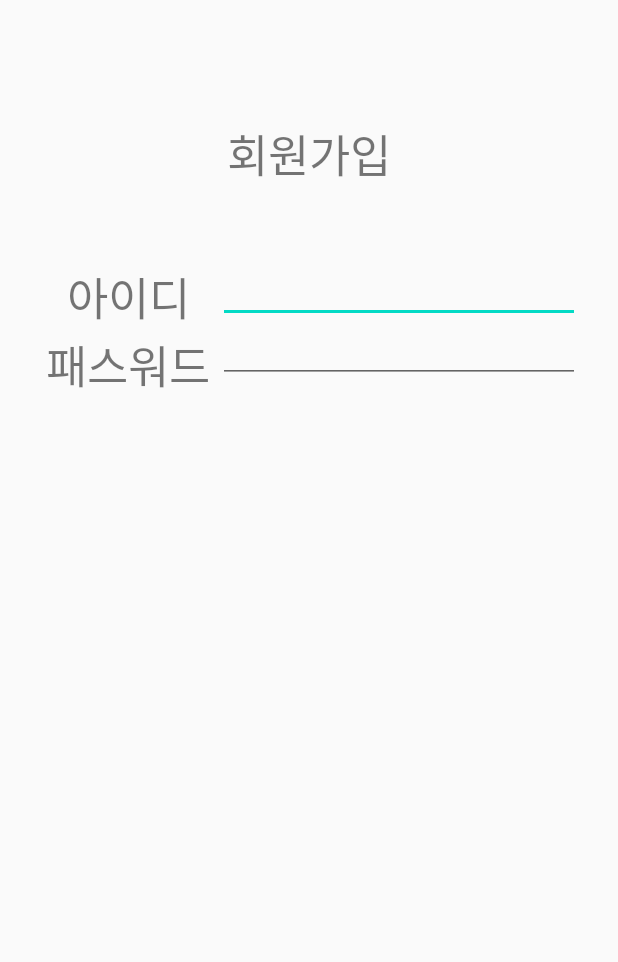
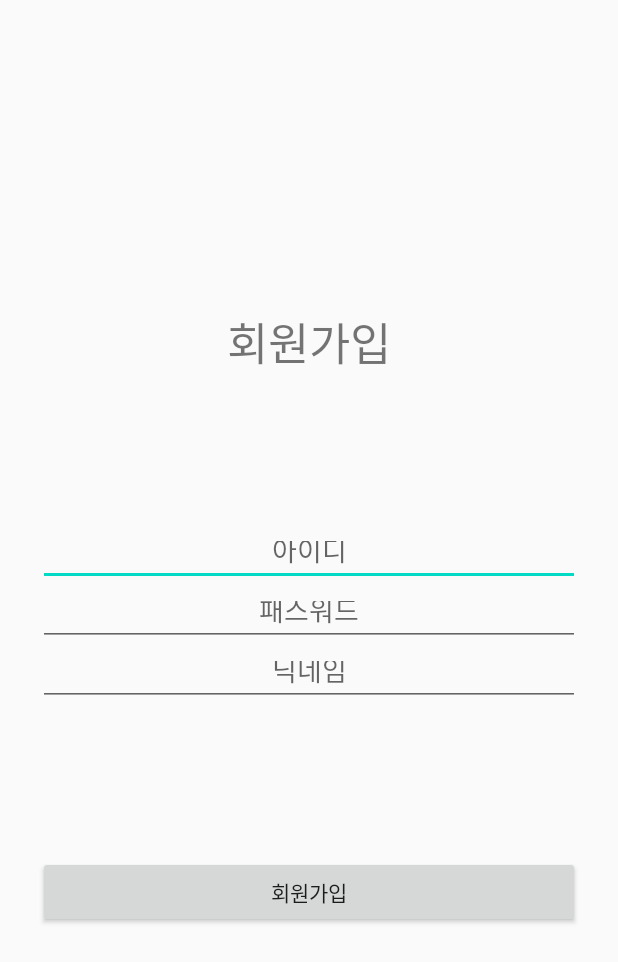
Before and after one commit to bluems/eodiya, an Android app: the signupActivity screen opened directly, with no data from a screen before it, on a phone screen of 412 x 824 dp. Shown: the top 962 px of the screen. Run offline under Robolectric (Android 15) with nearby library versions, the phone set to English and light mode, and no system bars.

Commit message:
회원가입 뷰 추가

```diff
--- a/app/src/main/res/layout/activity_signup.xml
+++ b/app/src/main/res/layout/activity_signup.xml
@@ -15,6 +15,7 @@
         android:layout_marginTop="80dp"
         android:layout_marginEnd="25dp"
         android:layout_marginBottom="80dp"
+        android:gravity="center"
         android:orientation="vertical"
         app:layout_constraintBottom_toBottomOf="parent"
         app:layout_constraintEnd_toEndOf="parent"
@@ -25,65 +26,50 @@
             android:id="@+id/signupTitle"
             android:layout_width="match_parent"
             android:layout_height="wrap_content"
-            android:layout_marginBottom="50dp"
+            android:layout_marginBottom="100dp"
             android:text="@string/signup"
             android:textAlignment="center"
             android:textSize="30sp" />
 
-        <LinearLayout
-            android:layout_width="match_parent"
-            android:layout_height="match_parent"
-            android:orientation="horizontal">
-
-            <LinearLayout
-                android:layout_width="120dp"
-                android:layout_height="match_parent"
-                android:orientation="vertical">
-
-                <TextView
-                    android:id="@+id/textView10"
-                    android:layout_width="match_parent"
-                    android:layout_height="wrap_content"
-                    android:text="@string/id"
-                    android:textAlignment="center"
-                    android:textSize="30sp" />
-
-                <TextView
-                    android:id="@+id/textView12"
-                    android:layout_width="match_parent"
-                    android:layout_height="wrap_content"
-                    android:text="@string/password"
-                    android:textAlignment="center"
-                    android:textSize="30sp" />
-            </LinearLayout>
-
-            <LinearLayout
-                android:layout_width="match_parent"
-                android:layout_height="match_parent"
-                android:orientation="vertical">
-
         <EditText
-                    android:id="@+id/field_id"
+            android:id="@+id/field_signup_id"
             android:layout_width="match_parent"
             android:layout_height="40dp"
+            android:hint="@string/id"
             android:importantForAutofill="no"
             android:inputType="text"
-                    android:labelFor="@id/textView10"
             android:text=""
             android:textAlignment="center"
             tools:targetApi="O" />
 
         <EditText
-                    android:id="@+id/field_password"
+            android:id="@+id/field_signup_password"
             android:layout_width="match_parent"
             android:layout_height="40dp"
+            android:hint="@string/password"
+            android:importantForAutofill="no"
+            android:inputType="textPassword"
+            android:text=""
+            android:textAlignment="center"
+            tools:targetApi="O" />
+
+        <EditText
+            android:id="@+id/field_signup_nickname"
+            android:layout_width="match_parent"
+            android:layout_height="40dp"
+            android:hint="@string/nickname"
             android:importantForAutofill="no"
             android:inputType="text"
             android:text=""
             android:textAlignment="center"
             tools:targetApi="O" />
-            </LinearLayout>
-        </LinearLayout>
+
+        <Button
+            android:id="@+id/callSignupBtn"
+            android:layout_width="match_parent"
+            android:layout_height="wrap_content"
+            android:layout_marginTop="100dp"
+            android:text="@string/signup" />
 
     </LinearLayout>
 </androidx.constraintlayout.widget.ConstraintLayout>
--- a/app/src/main/res/values/strings.xml
+++ b/app/src/main/res/values/strings.xml
@@ -4,6 +4,7 @@
     <string name="introTitle">어디야?</string>
     <string name="id">아이디</string>
     <string name="password">패스워드</string>
+    <string name="nickname">닉네임</string>
     <string name="loginButton">로그인</string>
     <string name="signup">회원가입</string>
     <string name="findAccount">계정 찾기</string>
```
Lines whose indentation alone changed are shown as unchanged.
